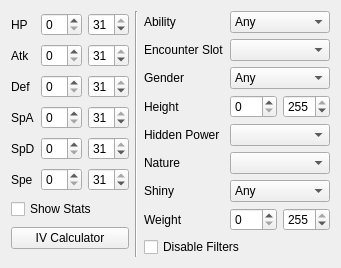
This is Form/Controls/Filter.ui in Admiral-Fish/PokeFinder as Qt 5 draws it before an edit. The edited form follows.
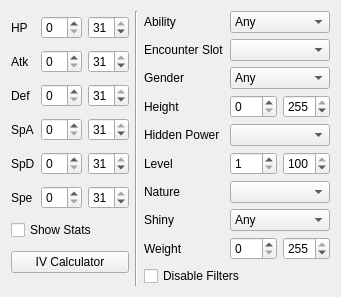
This is the edited form. Custom widgets are drawn as their Qt base class.

Commit message:
Addition of level searcher (#580)
---------

```diff
--- a/Form/Controls/Filter.ui
+++ b/Form/Controls/Filter.ui
@@ -7,7 +7,7 @@
     <x>0</x>
     <y>0</y>
     <width>306</width>
-    <height>238</height>
+    <height>292</height>
    </rect>
   </property>
   <layout class="QHBoxLayout" name="horizontalLayout">
@@ -279,23 +279,53 @@
       <widget class="CheckList" name="checkListHiddenPower"/>
      </item>
      <item row="5" column="0">
+      <widget class="QLabel" name="labelLevel">
+       <property name="text">
+        <string>Level</string>
+       </property>
+      </widget>
+     </item>
+     <item row="5" column="1">
+      <widget class="QSpinBox" name="spinBoxLevelMin">
+       <property name="minimum">
+        <number>1</number>
+       </property>
+       <property name="maximum">
+        <number>100</number>
+       </property>
+      </widget>
+     </item>
+     <item row="5" column="2">
+      <widget class="QSpinBox" name="spinBoxLevelMax">
+       <property name="minimum">
+        <number>1</number>
+       </property>
+       <property name="maximum">
+        <number>100</number>
+       </property>
+       <property name="value">
+        <number>100</number>
+       </property>
+      </widget>
+     </item>
+     <item row="6" column="0">
       <widget class="QLabel" name="labelNature">
        <property name="text">
         <string>Nature</string>
        </property>
       </widget>
      </item>
-     <item row="5" column="1" colspan="2">
+     <item row="6" column="1" colspan="2">
       <widget class="CheckList" name="checkListNature"/>
      </item>
-     <item row="6" column="0">
+     <item row="7" column="0">
       <widget class="QLabel" name="labelShiny">
        <property name="text">
         <string>Shiny</string>
        </property>
       </widget>
      </item>
-     <item row="6" column="1" colspan="2">
+     <item row="7" column="1" colspan="2">
       <widget class="ComboBox" name="comboBoxShiny">
        <item>
         <property name="text">
@@ -319,21 +349,21 @@
        </item>
       </widget>
      </item>
-     <item row="7" column="0">
+     <item row="8" column="0">
       <widget class="QLabel" name="labelWeight">
        <property name="text">
         <string>Weight</string>
        </property>
       </widget>
      </item>
-     <item row="7" column="1">
+     <item row="8" column="1">
       <widget class="QSpinBox" name="spinBoxWeightMin">
        <property name="maximum">
         <number>255</number>
        </property>
       </widget>
      </item>
-     <item row="7" column="2">
+     <item row="8" column="2">
       <widget class="QSpinBox" name="spinBoxWeightMax">
        <property name="maximum">
         <number>255</number>
@@ -343,7 +373,7 @@
        </property>
       </widget>
      </item>
-     <item row="8" column="0" colspan="3">
+     <item row="9" column="0" colspan="3">
       <widget class="QCheckBox" name="checkBoxDisableFilters">
        <property name="text">
         <string>Disable Filters</string>
```
Left out of the diff: 2 changed lines with no effect on the pictures. The commit also changes 67 other files.
